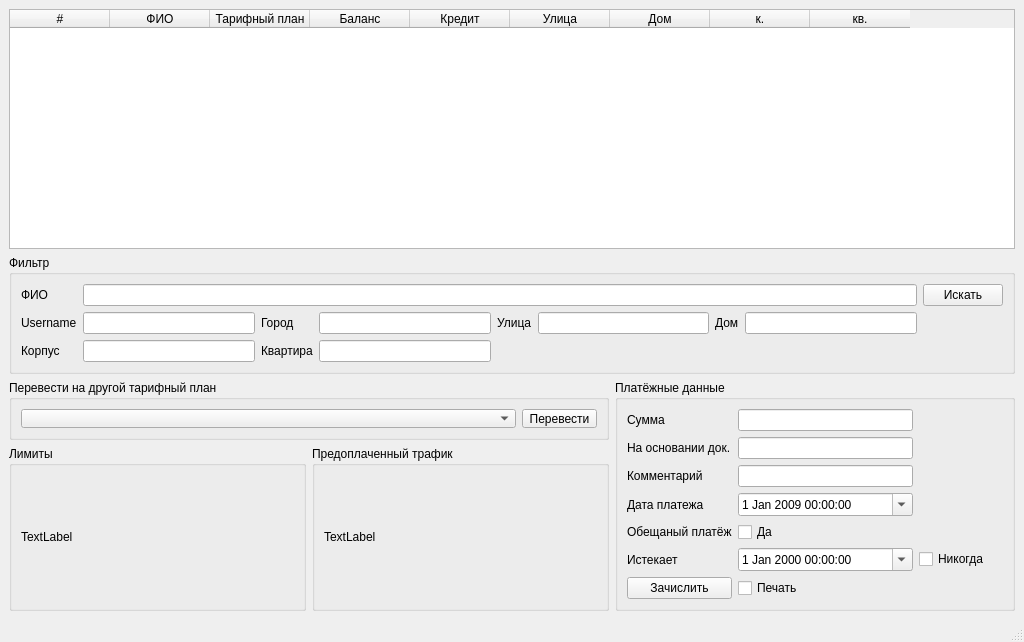
Qt form mdi/forms/cashier.ui (brat002/ExpertBilling) before a commit.
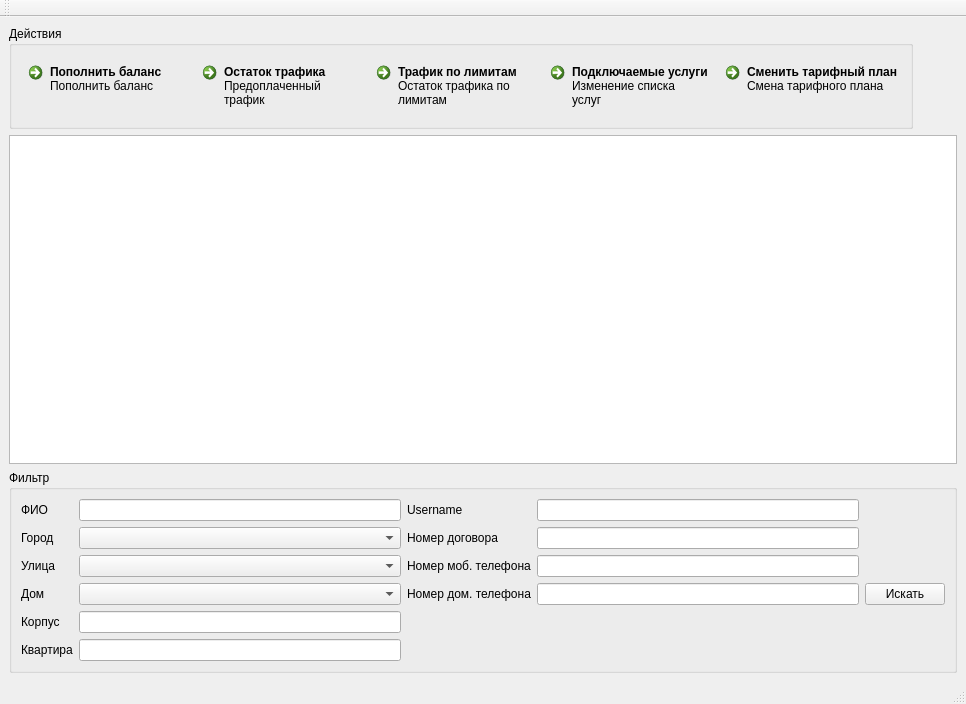
The same form after that commit.

Commit message: *changes cassa interface for 1.4 version

```diff
--- a/mdi/forms/cashier.ui
+++ b/mdi/forms/cashier.ui
@@ -6,8 +6,8 @@
    <rect>
     <x>0</x>
     <y>0</y>
-    <width>1024</width>
-    <height>642</height>
+    <width>966</width>
+    <height>704</height>
    </rect>
   </property>
   <property name="windowTitle">
@@ -15,56 +15,10 @@
   </property>
   <widget class="QWidget" name="centralwidget">
    <layout class="QGridLayout" name="gridLayout_4">
-    <item row="0" column="0" colspan="3">
-     <widget class="QTableWidget" name="tableWidget">
-      <column>
-       <property name="text">
-        <string>#</string>
-       </property>
-      </column>
-      <column>
-       <property name="text">
-        <string>ФИО</string>
-       </property>
-      </column>
-      <column>
-       <property name="text">
-        <string>Тарифный план</string>
-       </property>
-      </column>
-      <column>
-       <property name="text">
-        <string>Баланс</string>
-       </property>
-      </column>
-      <column>
-       <property name="text">
-        <string>Кредит</string>
-       </property>
-      </column>
-      <column>
-       <property name="text">
-        <string>Улица</string>
-       </property>
-      </column>
-      <column>
-       <property name="text">
-        <string>Дом</string>
-       </property>
-      </column>
-      <column>
-       <property name="text">
-        <string>к.</string>
-       </property>
-      </column>
-      <column>
-       <property name="text">
-        <string>кв.</string>
-       </property>
-      </column>
-     </widget>
+    <item row="1" column="0" colspan="2">
+     <widget class="QTableWidget" name="tableWidget"/>
     </item>
-    <item row="1" column="0" colspan="3">
+    <item row="3" column="0" colspan="2">
      <widget class="QGroupBox" name="groupBox_filter">
       <property name="title">
        <string>Фильтр</string>
@@ -77,267 +31,162 @@
          </property>
         </widget>
        </item>
-       <item row="0" column="2" colspan="7">
+       <item row="0" column="2">
         <widget class="QLineEdit" name="lineEdit_fullname"/>
        </item>
-       <item row="1" column="5">
-        <widget class="QLabel" name="label_street">
+       <item row="5" column="2">
+        <widget class="QLineEdit" name="lineEdit_bulk"/>
+       </item>
+       <item row="5" column="0">
+        <widget class="QLabel" name="label_bulk">
          <property name="text">
-          <string>Улица</string>
+          <string>Корпус</string>
          </property>
         </widget>
        </item>
-       <item row="1" column="6">
-        <widget class="QLineEdit" name="lineEdit_street"/>
-       </item>
-       <item row="1" column="7">
+       <item row="4" column="0">
         <widget class="QLabel" name="label_house">
          <property name="text">
           <string>Дом</string>
          </property>
         </widget>
        </item>
-       <item row="1" column="8">
-        <widget class="QLineEdit" name="lineEdit_house"/>
+       <item row="4" column="2">
+        <widget class="QComboBox" name="comboBox_house"/>
        </item>
-       <item row="0" column="10">
-        <widget class="QPushButton" name="pushButton_search">
+       <item row="6" column="0">
+        <widget class="QLabel" name="label_room">
          <property name="text">
-          <string>Искать</string>
+          <string>Квартира</string>
          </property>
         </widget>
        </item>
-       <item row="1" column="0">
+       <item row="6" column="2">
+        <widget class="QLineEdit" name="lineEdit_room"/>
+       </item>
+       <item row="0" column="3">
         <widget class="QLabel" name="label_username">
          <property name="text">
           <string>Username</string>
          </property>
         </widget>
        </item>
-       <item row="1" column="2">
+       <item row="0" column="4">
         <widget class="QLineEdit" name="lineEdit_username"/>
        </item>
-       <item row="1" column="3">
+       <item row="1" column="0">
         <widget class="QLabel" name="label_city">
          <property name="text">
           <string>Город</string>
          </property>
         </widget>
        </item>
-       <item row="1" column="4">
-        <widget class="QLineEdit" name="lineEdit_city"/>
-       </item>
-       <item row="2" column="2">
-        <widget class="QLineEdit" name="lineEdit_bulk"/>
+       <item row="1" column="2">
+        <widget class="QComboBox" name="comboBox_city"/>
        </item>
        <item row="2" column="0">
-        <widget class="QLabel" name="label_bulk">
+        <widget class="QLabel" name="label_street">
          <property name="text">
-          <string>Корпус</string>
+          <string>Улица</string>
          </property>
         </widget>
        </item>
+       <item row="2" column="2">
+        <widget class="QComboBox" name="comboBox_street"/>
+       </item>
+       <item row="1" column="3">
+        <widget class="QLabel" name="label_contract">
+         <property name="text">
+          <string>Номер договора</string>
+         </property>
+        </widget>
+       </item>
+       <item row="1" column="4">
+        <widget class="QLineEdit" name="lineEdit_contract"/>
+       </item>
        <item row="2" column="3">
-        <widget class="QLabel" name="label_room">
+        <widget class="QLabel" name="label_mphone">
          <property name="text">
-          <string>Квартира</string>
+          <string>Номер моб. телефона</string>
          </property>
         </widget>
        </item>
        <item row="2" column="4">
-        <widget class="QLineEdit" name="lineEdit_room"/>
+        <widget class="QLineEdit" name="lineEdit_mphone"/>
        </item>
-      </layout>
-     </widget>
-    </item>
-    <item row="2" column="0" colspan="2">
-     <widget class="QGroupBox" name="groupBox_tariffs">
-      <property name="minimumSize">
-       <size>
-        <width>450</width>
-        <height>0</height>
-       </size>
-      </property>
-      <property name="maximumSize">
-       <size>
-        <width>16777215</width>
-        <height>60</height>
-       </size>
-      </property>
-      <property name="title">
-       <string>Перевести на другой тарифный план</string>
-      </property>
-      <layout class="QGridLayout" name="gridLayout_3">
-       <item row="0" column="0">
-        <widget class="QComboBox" name="comboBox_tariff"/>
-       </item>
-       <item row="0" column="1">
-        <widget class="QPushButton" name="pushButton_change_tariff">
-         <property name="maximumSize">
-          <size>
-           <width>75</width>
-           <height>16777215</height>
-          </size>
-         </property>
+       <item row="4" column="3">
+        <widget class="QLabel" name="label_hphone">
          <property name="text">
-          <string>Перевести</string>
+          <string>Номер дом. телефона</string>
          </property>
         </widget>
        </item>
-      </layout>
-     </widget>
-    </item>
-    <item row="2" column="2" rowspan="2">
-     <widget class="QGroupBox" name="groupBox_payment">
-      <property name="minimumSize">
-       <size>
-        <width>400</width>
-        <height>0</height>
-       </size>
-      </property>
-      <property name="title">
-       <string>Платёжные данные</string>
-      </property>
-      <layout class="QGridLayout" name="gridLayout_6">
-       <item row="1" column="0">
-        <widget class="QLabel" name="summ_label">
-         <property name="text">
-          <string>Сумма</string>
-         </property>
-        </widget>
+       <item row="4" column="4">
+        <widget class="QLineEdit" name="lineEdit_hphone"/>
        </item>
-       <item row="1" column="1" colspan="2">
-        <widget class="QLineEdit" name="summ_edit"/>
-       </item>
-       <item row="3" column="0">
-        <widget class="QLabel" name="payed_document_label">
+       <item row="4" column="5">
+        <widget class="QPushButton" name="pushButton_search">
          <property name="text">
-          <string>На основании док.</string>
+          <string>Искать</string>
          </property>
         </widget>
        </item>
-       <item row="3" column="1" colspan="2">
-        <widget class="QLineEdit" name="payed_document_edit">
-         <property name="frame">
-          <bool>true</bool>
-         </property>
-        </widget>
-       </item>
-       <item row="5" column="0">
-        <widget class="QLabel" name="label">
-         <property name="text">
-          <string>Комментарий</string>
-         </property>
-        </widget>
-       </item>
-       <item row="5" column="1" colspan="2">
-        <widget class="QLineEdit" name="lineEdit"/>
-       </item>
-       <item row="7" column="0">
-        <widget class="QLabel" name="label_paymend_date">
-         <property name="text">
-          <string>Дата платежа</string>
-         </property>
-        </widget>
-       </item>
-       <item row="7" column="1" colspan="2">
-        <widget class="QDateTimeEdit" name="dateTimeEdit_paymend_date">
-         <property name="frame">
-          <bool>true</bool>
-         </property>
-         <property name="dateTime">
-          <datetime>
-           <hour>0</hour>
-           <minute>0</minute>
-           <second>0</second>
-           <year>2009</year>
-           <month>1</month>
-           <day>1</day>
-          </datetime>
-         </property>
-         <property name="calendarPopup">
-          <bool>true</bool>
-         </property>
-        </widget>
-       </item>
-       <item row="8" column="0">
-        <widget class="QLabel" name="label_promise">
-         <property name="text">
-          <string>Обещаный платёж</string>
-         </property>
-        </widget>
-       </item>
-       <item row="8" column="1">
-        <widget class="QCheckBox" name="checkBox_promise">
-         <property name="text">
-          <string>Да</string>
-         </property>
-        </widget>
-       </item>
-       <item row="9" column="0">
-        <widget class="QLabel" name="label_end_promise">
-         <property name="text">
-          <string>Истекает</string>
-         </property>
-        </widget>
-       </item>
-       <item row="9" column="1" colspan="2">
-        <widget class="QDateTimeEdit" name="dateTimeEdit_end_promise">
-         <property name="calendarPopup">
-          <bool>true</bool>
-         </property>
-        </widget>
-       </item>
-       <item row="9" column="3">
-        <widget class="QCheckBox" name="checkBox_promise_infinite">
-         <property name="text">
-          <string>Никогда</string>
-         </property>
-        </widget>
-       </item>
-       <item row="10" column="0">
-        <widget class="QPushButton" name="pushButton_pay">
-         <property name="text">
-          <string>Зачислить</string>
-         </property>
-        </widget>
-       </item>
-       <item row="10" column="1">
-        <widget class="QCheckBox" name="checkBox">
-         <property name="text">
-          <string>Печать</string>
-         </property>
-        </widget>
-       </item>
       </layout>
      </widget>
     </item>
-    <item row="3" column="0">
-     <widget class="QGroupBox" name="groupBox_limites">
+    <item row="0" column="0">
+     <widget class="QGroupBox" name="groupBox">
       <property name="title">
-       <string>Лимиты</string>
-      </property>
-      <layout class="QGridLayout" name="gridLayout_5">
-       <item row="0" column="0">
-        <widget class="QLabel" name="label_limites">
-         <property name="text">
-          <string>TextLabel</string>
-         </property>
-        </widget>
-       </item>
-      </layout>
-     </widget>
-    </item>
-    <item row="3" column="1">
-     <widget class="QGroupBox" name="groupBox_prepaid_traffic">
-      <property name="title">
-       <string>Предоплаченный трафик</string>
+       <string>Действия</string>
       </property>
       <layout class="QGridLayout" name="gridLayout_2">
        <item row="0" column="0">
-        <widget class="QLabel" name="label_prepaid_traffic">
+        <widget class="QCommandLinkButton" name="commandLinkButton_pay">
          <property name="text">
-          <string>TextLabel</string>
+          <string>Пополнить баланс</string>
+         </property>
+         <property name="description">
+          <string>Пополнить баланс</string>
+         </property>
+        </widget>
+       </item>
+       <item row="0" column="1">
+        <widget class="QCommandLinkButton" name="commandLinkButton_prepaidtraffic">
+         <property name="text">
+          <string>Остаток трафика</string>
+         </property>
+         <property name="description">
+          <string>Предоплаченный трафик</string>
+         </property>
+        </widget>
+       </item>
+       <item row="0" column="2">
+        <widget class="QCommandLinkButton" name="commandLinkButton_limit">
+         <property name="text">
+          <string>Трафик по лимитам</string>
+         </property>
+         <property name="description">
+          <string>Остаток трафика по лимитам</string>
+         </property>
+        </widget>
+       </item>
+       <item row="0" column="3">
+        <widget class="QCommandLinkButton" name="commandLinkButton_addonservices">
+         <property name="text">
+          <string>Подключаемые услуги</string>
+         </property>
+         <property name="description">
+          <string>Изменение списка услуг</string>
+         </property>
+        </widget>
+       </item>
+       <item row="0" column="4">
+        <widget class="QCommandLinkButton" name="commandLinkButton_change_tarif">
+         <property name="text">
+          <string>Сменить тарифный план</string>
+         </property>
+         <property name="description">
+          <string>Смена тарифного плана</string>
          </property>
         </widget>
        </item>
@@ -347,6 +196,17 @@
    </layout>
   </widget>
   <widget class="QStatusBar" name="statusbar"/>
+  <widget class="QToolBar" name="toolBar">
+   <property name="windowTitle">
+    <string>toolBar</string>
+   </property>
+   <attribute name="toolBarArea">
+    <enum>TopToolBarArea</enum>
+   </attribute>
+   <attribute name="toolBarBreak">
+    <bool>false</bool>
+   </attribute>
+  </widget>
  </widget>
  <tabstops>
   <tabstop>lineEdit_fullname</tabstop>
```
Left out of the diff: 18 changed lines with no effect on the pictures. The commit also changes 5 other files.
